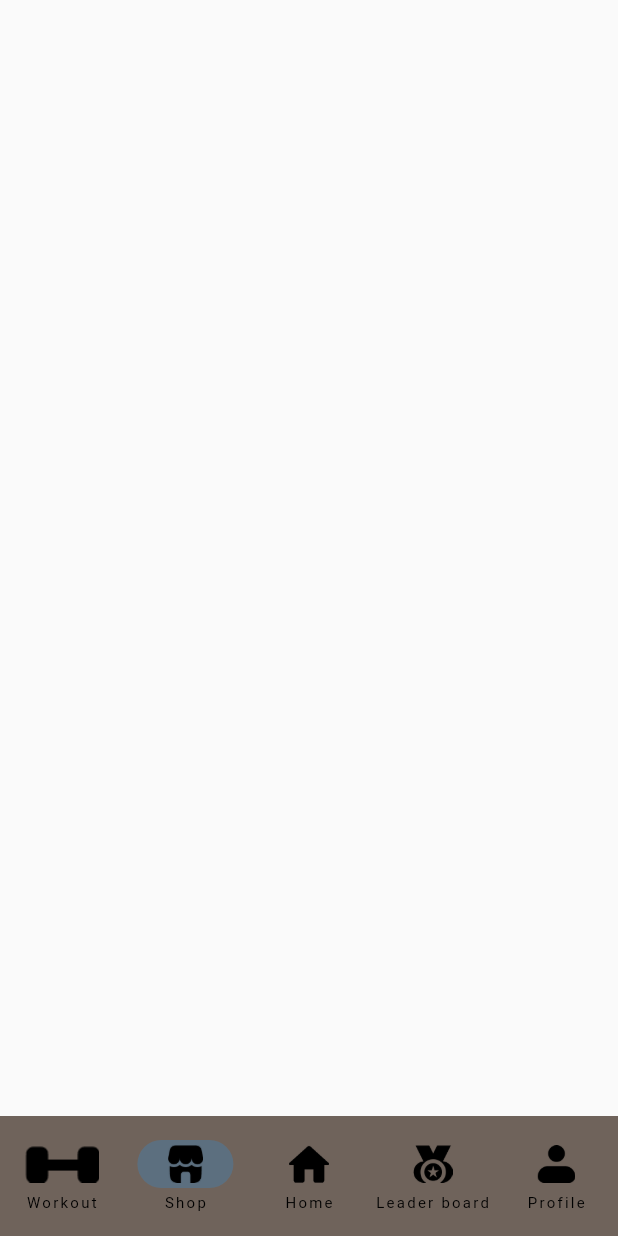
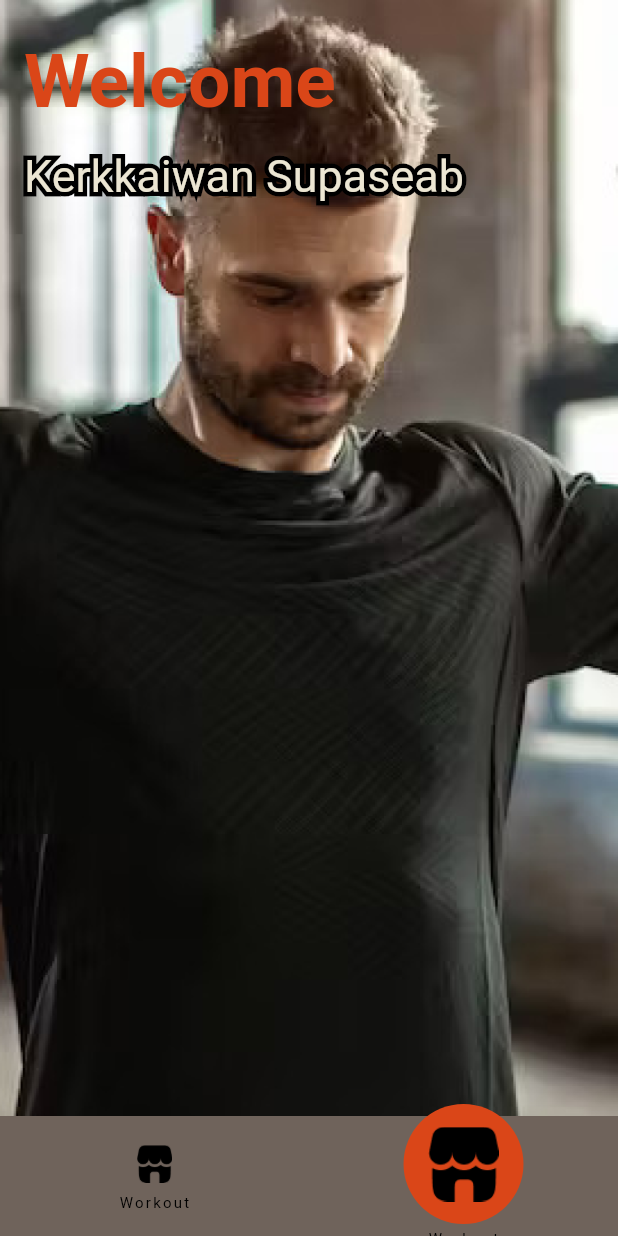
Before and after one commit to autyauth/soft_dev_app, a Flutter app: the screen it shows after launch, item 2 of the bottom bar chosen, on a phone screen of 412 x 824 dp. Run offline on Flutter 3.47's test engine with Material 2 defaults, Android fonts, the phone set to English and light mode, and no system bars.

Commit message:
profile add background

```diff
--- a/lib/core/theme/pallete.dart
+++ b/lib/core/theme/pallete.dart
@@ -6,6 +6,7 @@ class Palette {
   static const Color whiteColor = Colors.white;
   static const Color greyColor = Color(0xFF6F635B);
   static const Color creamColor = Color(0XFFF0A9A9);
+  static const Color creamColor2 = Color.fromARGB(255, 236, 230, 211);
   static const Color orangeColor = Color(0xFFDA4618);
   static const Color orangeCreamColor = Color(0xFFD75D5E);
 }
--- a/lib/features/workout/screens/page/profile_page.dart
+++ b/lib/features/workout/screens/page/profile_page.dart
@@ -1,10 +1,62 @@
 import 'package:flutter/material.dart';
-
+import 'package:soft_dev_app/core/theme/pallete.dart';
 
 class ProfilePage extends StatelessWidget {
-  const ProfilePage({super.key});
+  const ProfilePage({Key? key}) : super(key: key);
+
   @override
   Widget build(BuildContext context) {
-    return Scaffold();
+    return Scaffold(
+      body: Stack(
+        children: [
+          // Background image
+          Container(
+            decoration: const BoxDecoration(
+              image: DecorationImage(
+                image: AssetImage('assets/images/profile_background.png'),
+                fit: BoxFit.cover,
+              ),
+            ),
+          ),
+          const Positioned(
+            top: 25,
+            left: 16,
+            child: Text(
+              'Welcome',
+              style: TextStyle(
+                fontSize: 50,
+                fontWeight: FontWeight.bold,
+                color: Palette.orangeColor,
+              ),
+            ),
+          ),
+          Positioned(
+            top: 100,
+            left: 16,
+            child: Text(
+              'Kerkkaiwan Supaseab',
+              style: TextStyle(
+                fontSize: 30,
+                foreground: Paint()
+                  ..style = PaintingStyle.stroke
+                  ..strokeWidth = 6
+                  ..color = Colors.black,
+              ),
+            ),
+          ),
+          const Positioned(
+            top: 100,
+            left: 16,
+            child: Text(
+              'Kerkkaiwan Supaseab',
+              style: TextStyle(
+                fontSize: 30,
+                color: Palette.creamColor2,
+              ),
+            ),
+          ),
+        ],
+      ),
+    );
   }
 }
--- /dev/null
+++ b/lib/features/workout/screens/widget/cir_des.dart
@@ -0,0 +1,34 @@
+import 'package:flutter/material.dart';
+import 'package:soft_dev_app/core/theme/pallete.dart';
+
+class CircularIconNavigationDestination extends StatelessWidget {
+  final String label;
+  final String assetPath;
+  final IconData selectedIcon;
+
+  CircularIconNavigationDestination({
+    required this.label,
+    required this.assetPath,
+    required this.selectedIcon,
+
+  });
+
+  @override
+  Widget build(BuildContext context) {
+    return NavigationDestination(
+              icon: SizedBox(
+                height: 25,
+                child: Image.asset(assetPath),
+              ),
+              selectedIcon: Container(
+                decoration: const BoxDecoration(
+                  shape: BoxShape.circle,
+                  color: Palette.orangeColor,
+                ),
+                child:  Center(
+                    child: Image.asset(assetPath,color: Colors.black,height: 50),
+                ),
+              ),
+              label: 'Workout');
+  }
+}
--- a/lib/features/workout/screens/widget/widget_tree.dart
+++ b/lib/features/workout/screens/widget/widget_tree.dart
@@ -2,6 +2,7 @@ import 'package:flutter/material.dart';
 import 'package:soft_dev_app/core/theme/pallete.dart';
 import 'package:soft_dev_app/features/workout/screens/page/profile_page.dart';
 import 'package:soft_dev_app/features/workout/screens/page/select_excercise_page.dart';
+import 'package:soft_dev_app/features/workout/screens/widget/cir_des.dart';
 
 class WidgetTree extends StatefulWidget {
   const WidgetTree({super.key});
@@ -20,41 +21,15 @@ class _WidgetTreeState extends State<WidgetTree> {
       body: pages[currentPage],
       bottomNavigationBar: NavigationBar(
         destinations: [
-          NavigationDestination(
-              icon: SizedBox(
-                height: 25,
-                child: Image.asset("assets/icons/dumble.png"),
-              ),
-              selectedIcon: Container(
-                decoration: BoxDecoration(
-                    shape: BoxShape.circle,
-                    color: Palette.whiteColor,),
-              ),
-              label: 'Workout'),
-          NavigationDestination(
-              icon: SizedBox(
-                height: 25,
-                child: Image.asset("assets/icons/shop.png"),
-              ),
-              label: 'Shop'),
-          NavigationDestination(
-              icon: SizedBox(
-                height: 25,
-                child: Image.asset("assets/icons/home.png"),
-              ),
-              label: 'Home'),
-          NavigationDestination(
-              icon: SizedBox(
-                height: 25,
-                child: Image.asset("assets/icons/medal.png"),
-              ),
-              label: 'Leader board'),
-          NavigationDestination(
-              icon: SizedBox(
-                height: 25,
-                child: Image.asset("assets/icons/person.png"),
-              ),
-              label: 'Profile'),
+          CircularIconNavigationDestination(
+            label: "Shop",
+            assetPath: "assets/icons/shop.png",
+            selectedIcon: Icons.access_alarm,
+          ),CircularIconNavigationDestination(
+            label: "Shop",
+            assetPath: "assets/icons/shop.png",
+            selectedIcon: Icons.access_alarm,
+          ),
         ],
         selectedIndex: currentPage,
         onDestinationSelected: (int value) {
@@ -63,6 +38,8 @@ class _WidgetTreeState extends State<WidgetTree> {
           });
         },
         backgroundColor: Palette.greyColor,
+        indicatorColor: Palette.whiteColor,
+        elevation: 10,
       ),
     );
   }
```
Also changed, not shown: assets/images/profile_background.png (added).
